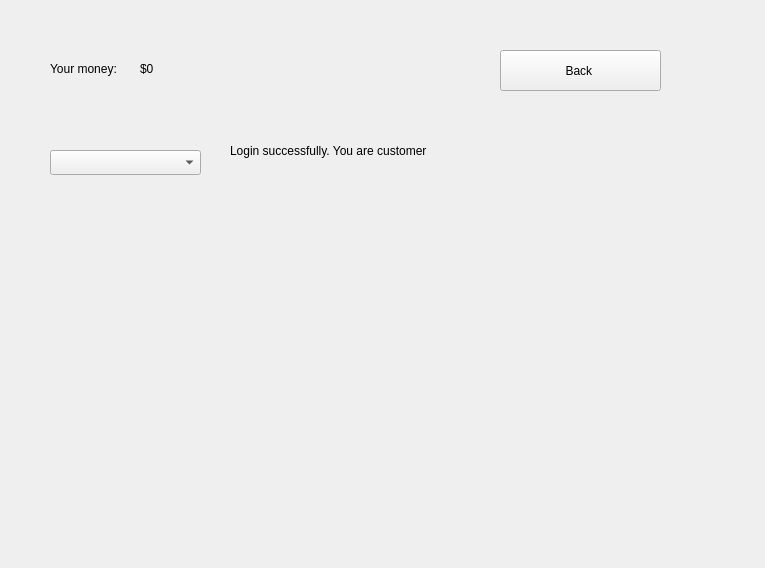
ashnaider/CourseWorkHypermarket, file GUIproject/CourseWorkHypermarket/customerwindow.ui: the form before one commit.
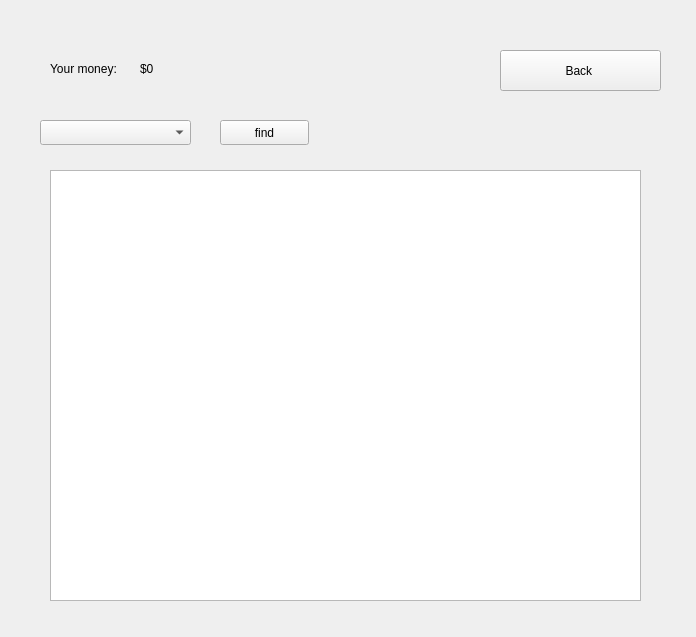
The form after the commit.

Commit message: added List widget for products

```diff
--- a/GUIproject/CourseWorkHypermarket/customerwindow.ui
+++ b/GUIproject/CourseWorkHypermarket/customerwindow.ui
@@ -6,8 +6,8 @@
    <rect>
     <x>0</x>
     <y>0</y>
-    <width>765</width>
-    <height>568</height>
+    <width>696</width>
+    <height>637</height>
    </rect>
   </property>
   <property name="windowTitle">
@@ -26,19 +26,6 @@
     <string>Back </string>
    </property>
   </widget>
-  <widget class="QLabel" name="label">
-   <property name="geometry">
-    <rect>
-     <x>230</x>
-     <y>140</y>
-     <width>251</width>
-     <height>21</height>
-    </rect>
-   </property>
-   <property name="text">
-    <string>Login successfully. You are customer</string>
-   </property>
-  </widget>
   <widget class="QLabel" name="label_2">
    <property name="geometry">
     <rect>
@@ -94,13 +81,36 @@
   <widget class="QComboBox" name="productListComboBox">
    <property name="geometry">
     <rect>
-     <x>50</x>
-     <y>150</y>
+     <x>40</x>
+     <y>120</y>
      <width>151</width>
      <height>25</height>
     </rect>
    </property>
   </widget>
+  <widget class="QListWidget" name="productsListWidget">
+   <property name="geometry">
+    <rect>
+     <x>50</x>
+     <y>170</y>
+     <width>591</width>
+     <height>431</height>
+    </rect>
+   </property>
+  </widget>
+  <widget class="QPushButton" name="findProductsButton">
+   <property name="geometry">
+    <rect>
+     <x>220</x>
+     <y>120</y>
+     <width>89</width>
+     <height>25</height>
+    </rect>
+   </property>
+   <property name="text">
+    <string>find</string>
+   </property>
+  </widget>
  </widget>
  <resources/>
  <connections/>
```
The commit also changes 10 other files.
